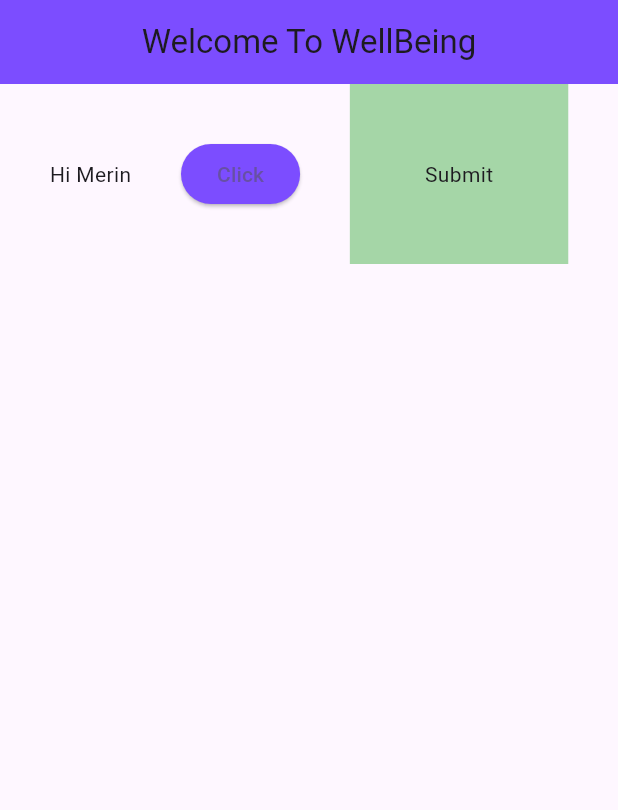
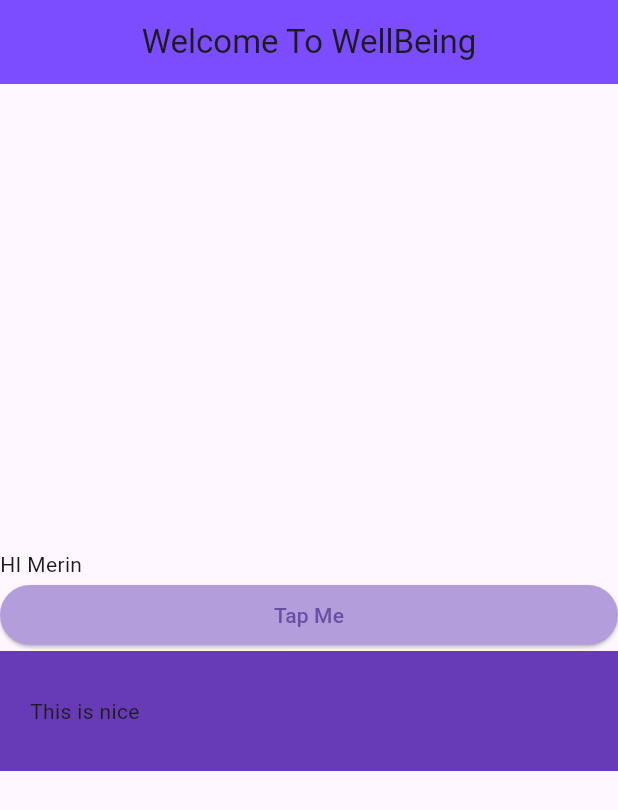
Before and after one commit to marziamerin/WellBeing-App, a Flutter app: the screen it shows after launch, on a phone screen of 412 x 824 dp. Shown: the top 810 px of the screen. Run offline on Flutter 3.47's test engine with Material 3 defaults, Android fonts, the light colour scheme and no system bars.

Commit message:
It's fun to learn.

```diff
--- a/lib/main.dart
+++ b/lib/main.dart
@@ -17,28 +17,29 @@
         centerTitle: true,
         backgroundColor: Colors.deepPurpleAccent[200] ,
       ),
-      body: Row(
-        mainAxisAlignment: MainAxisAlignment.spaceEvenly,
-        crossAxisAlignment: CrossAxisAlignment.center,
+      body: Column(
+        mainAxisAlignment: MainAxisAlignment.center,
+        crossAxisAlignment: CrossAxisAlignment.stretch,
         children: [
-          Text('Hi Merin'),
+          Text('HI Merin'),
           ElevatedButton(onPressed: () {
-            print('you clicked me');
-            },
+            print('Tap');
+          },
             style: ElevatedButton.styleFrom(
-              backgroundColor: Colors.deepPurpleAccent ,
+              backgroundColor: Colors.deepPurple[200],
             ),
-              child: Text('Click'),
-           ),
+              child: Text('Tap Me'),
+          ),
           Container(
-            child: Text('Submit'),
-            padding: EdgeInsets.all(50.0),
+            child: Text('This is nice'),
+            padding: EdgeInsets.symmetric(horizontal: 20.0, vertical: 30.0),
             decoration: BoxDecoration(
-              color: Colors.green[200],
+              color: Colors.deepPurple,
             ),
           )
+
         ],
-      ),
+      ) ,
       );
   }
 }
```
